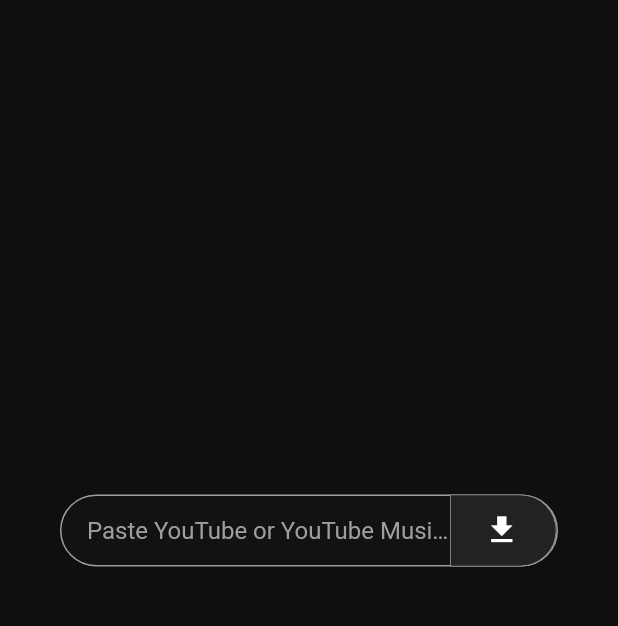
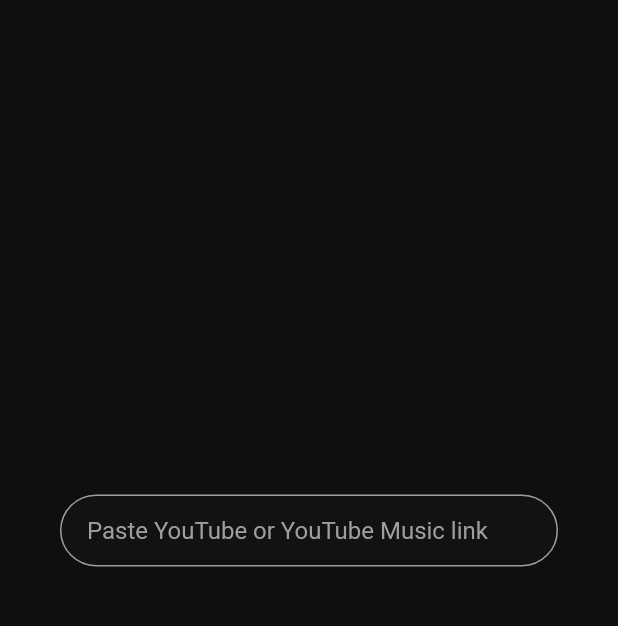
Before and after one commit to Hazaaa/YouTube-To-Mp3-Flutter, a Flutter app: the screen it shows after launch, on a phone screen of 412 x 824 dp, the part 84-710 px from its top. Run offline on Flutter 3.47's test engine with Material 2 defaults, Android fonts, the phone set to English and light mode, and no system bars; our stand-ins replace flutter_mobx, mobx; missing offline and left inert: bitsdojo_window, youtube, youtube_explode_dart; generated files the repository leaves out were written again.

Commit message:
Removed convert button.

```diff
--- a/lib/widgets/input.dart
+++ b/lib/widgets/input.dart
@@ -35,33 +35,13 @@
                   },
                 )
               : null,
-          suffixIcon: Container(
-            height: 46,
-            margin: const EdgeInsets.only(right: 1),
-            padding: const EdgeInsets.only(right: 12, left: 10),
-            decoration: BoxDecoration(
-              borderRadius: const BorderRadius.only(
-                topRight: Radius.circular(35),
-                bottomRight: Radius.circular(35),
-              ),
-              border: Border.all(
-                  width: 0.5, color: ThemeConstants.inputBorderColor),
-              color: ThemeConstants.secondaryColor,
-            ),
-            child: IconButton(
-              highlightColor: Colors.transparent,
-              splashColor: Colors.transparent,
-              icon: const Icon(Icons.download),
-              tooltip: 'Get video metadata',
-              onPressed: () {
-                if (store.videoUrl.isNotEmpty) {
-                  store.getVideoMetadata();
-                }
-              },
-            ),
-          ),
         ),
-        onChanged: (String value) => {store.setVideoUrl(value)},
+        onChanged: (String value) {
+          store.setVideoUrl(value);
+          if (store.error.isEmpty) {
+            store.getVideoMetadata();
+          }
+        },
       ),
     );
   }
```
